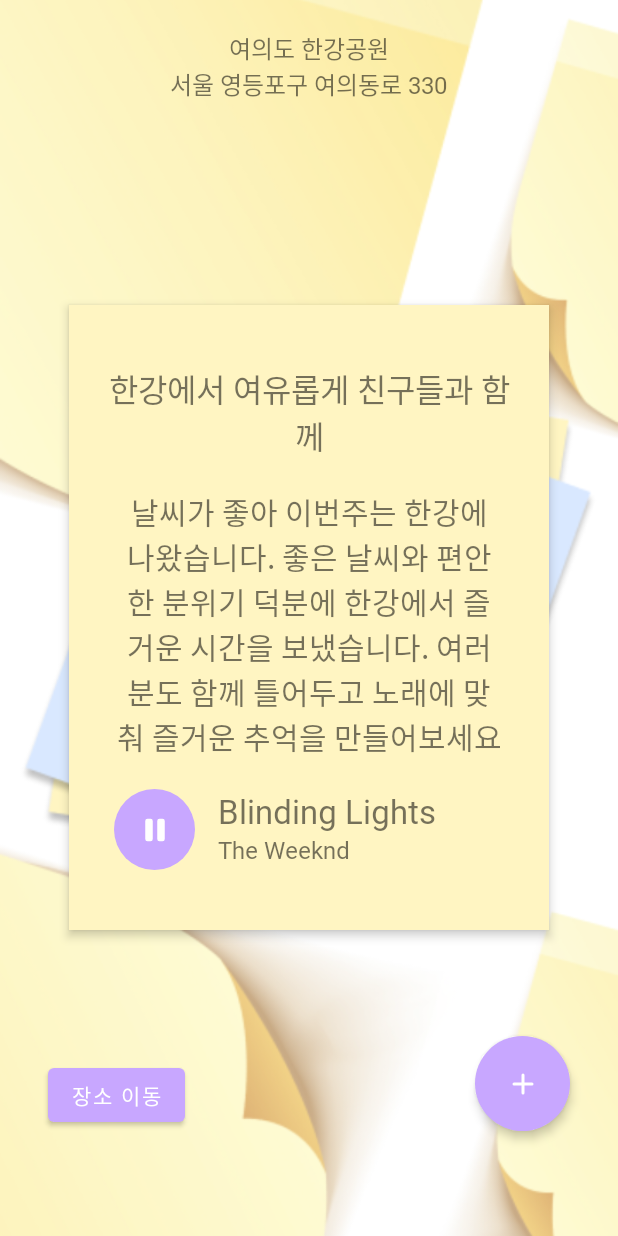
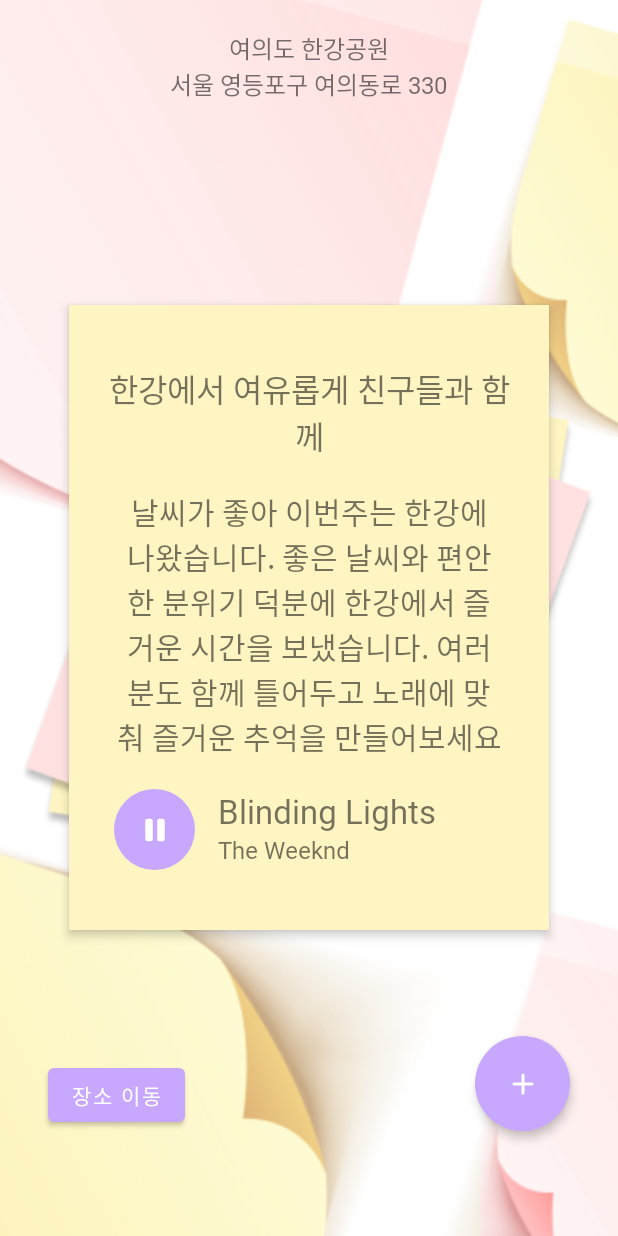
Before and after one commit to purplxider/musicPostFront, an Android app: the MainActivity screen opened directly, with no data from a screen before it, after a tap on "장소 이동", on a phone screen of 412 x 824 dp. Run offline under Robolectric (Android 15) with nearby library versions, the phone set to English and light mode, and no system bars; libraries missing offline, so code that uses them is left out: net.daum.mf; 1 statement that could not run was skipped; 3 other taps on this screen came first.

Commit message:
계절 변경 버튼

```diff
--- a/app/src/main/java/com/example/musicpost/MainActivity.java
+++ b/app/src/main/java/com/example/musicpost/MainActivity.java
@@ -248,6 +248,7 @@ public class MainActivity extends AppCompatActivity implements MapReverseGeoCode
         @Override
         public void onClick(View view) {
             locationManager.removeUpdates(locationListener);
+            backgroundImage.setImageResource(R.drawable.autumnmainview);
             longitude = 126.93537476435486;
             latitude = 37.52643919175901;
             posts.clear();
```
